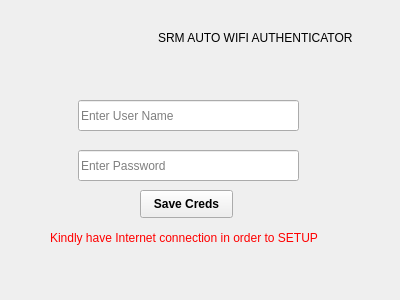
This is design.ui in UtkarshRana22/SRM_AUTO_WIFI_AUTHENTICATOR as Qt 5 draws it before an edit. The edited form follows.
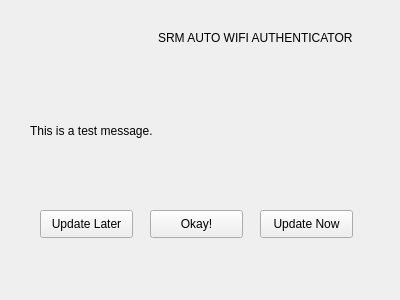
This is the edited form. The open tabs and pages were chosen to show the change. Icons and pictures are not drawn.

Diff of the .ui file:
```diff
--- a/design.ui
+++ b/design.ui
@@ -293,6 +293,60 @@
      </property>
     </widget>
    </widget>
+   <widget class="QWidget" name="page_4">
+    <widget class="QLabel" name="message">
+     <property name="geometry">
+      <rect>
+       <x>0</x>
+       <y>30</y>
+       <width>331</width>
+       <height>61</height>
+      </rect>
+     </property>
+     <property name="text">
+      <string>This is a test message.</string>
+     </property>
+    </widget>
+    <widget class="QPushButton" name="updatelater">
+     <property name="geometry">
+      <rect>
+       <x>10</x>
+       <y>140</y>
+       <width>93</width>
+       <height>28</height>
+      </rect>
+     </property>
+     <property name="text">
+      <string>Update Later</string>
+     </property>
+    </widget>
+    <widget class="QPushButton" name="okay">
+     <property name="geometry">
+      <rect>
+       <x>120</x>
+       <y>140</y>
+       <width>93</width>
+       <height>28</height>
+      </rect>
+     </property>
+     <property name="text">
+      <string>Okay!</string>
+     </property>
+    </widget>
+    <widget class="QPushButton" name="updatenow">
+     <property name="geometry">
+      <rect>
+       <x>230</x>
+       <y>140</y>
+       <width>93</width>
+       <height>28</height>
+      </rect>
+     </property>
+     <property name="text">
+      <string>Update Now</string>
+     </property>
+    </widget>
+   </widget>
   </widget>
  </widget>
  <resources/>
```
